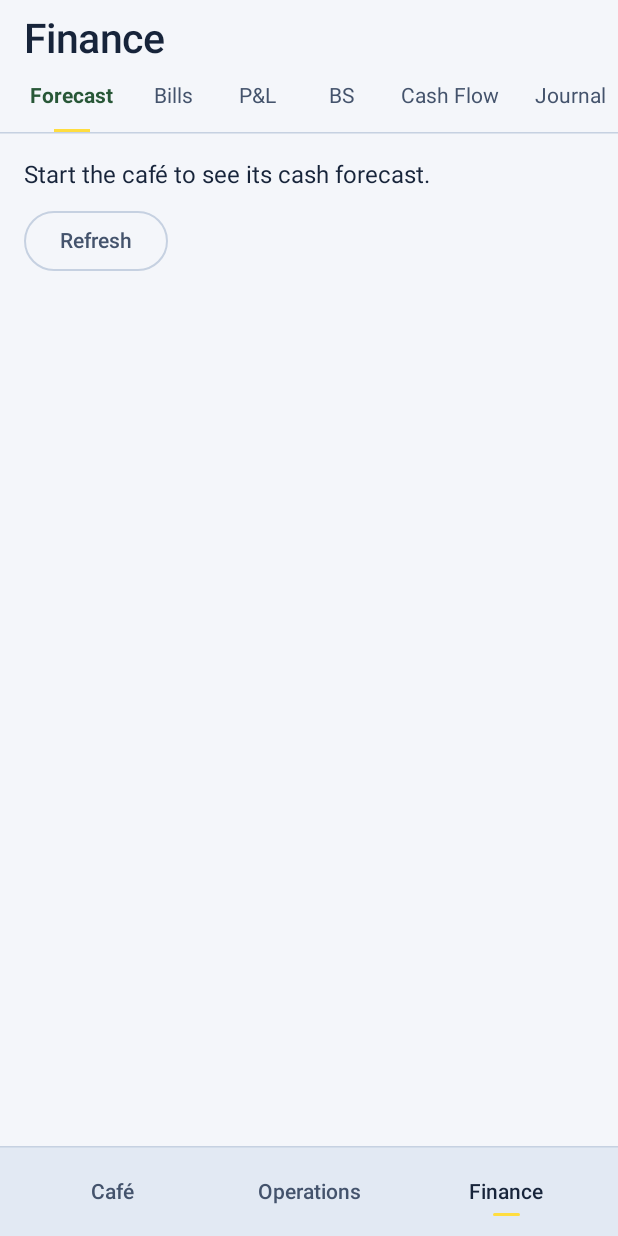
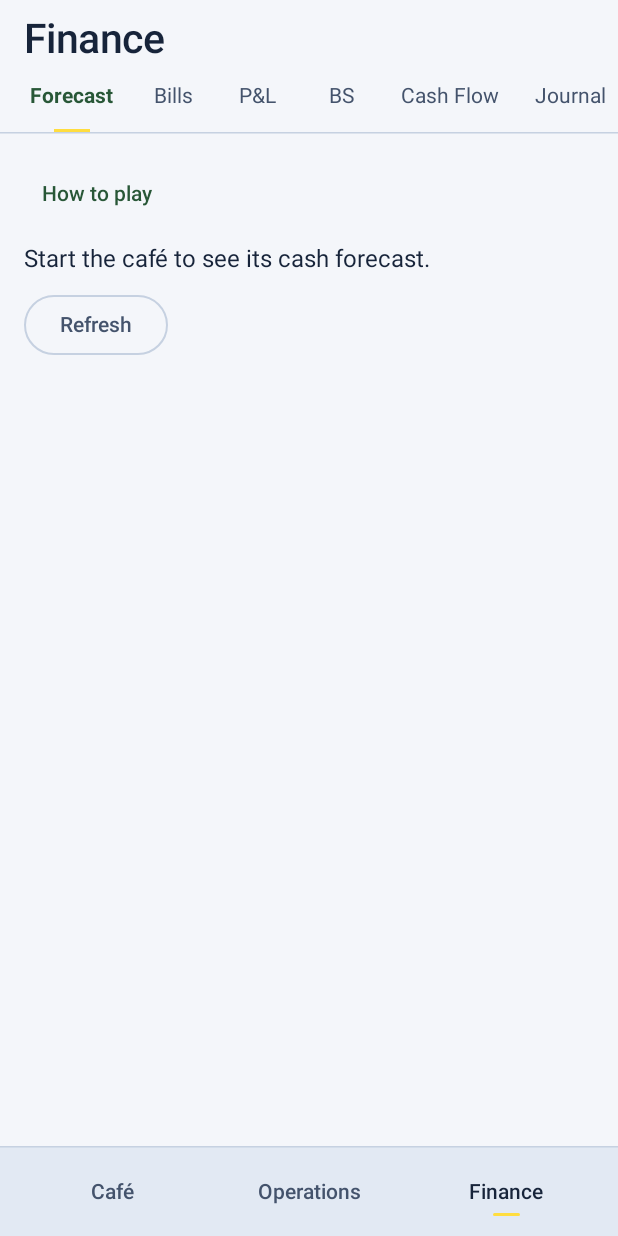
Before and after one commit to volovikigor/runthebusiness, an Android app built with Jetpack Compose: the screen it shows after launch (MainActivity), item 3 of the bottom bar chosen, on a phone screen of 412 x 824 dp. Run offline under Robolectric (Android 15) with nearby library versions, the phone set to English and light mode, and no system bars; our stand-ins replace Room's generated code.

Commit message:
Explain café decisions with contextual guides

```diff
--- a/app/src/main/java/com/example/runthebusiness/ui/cafe/CafeFinanceScreen.kt
+++ b/app/src/main/java/com/example/runthebusiness/ui/cafe/CafeFinanceScreen.kt
@@ -13,6 +13,7 @@ import androidx.compose.runtime.*
 import androidx.compose.ui.Alignment
 import androidx.compose.ui.Modifier
 import androidx.compose.ui.platform.LocalContext
+import com.example.runthebusiness.R
 import androidx.compose.ui.unit.dp
 import androidx.compose.ui.text.input.KeyboardType
 import com.example.runthebusiness.data.local.CafeFinancialStatementsRepository
@@ -184,6 +185,14 @@ fun CafeFinanceScreen(modifier: Modifier = Modifier, requestedSection: String =
             expandedId = null
         }
     ) {
+        CafeGuideButton(section, when (section) {
+            "Bills" -> R.string.guide_bills
+            "P&L" -> R.string.guide_pl
+            "BS" -> R.string.guide_bs
+            "Cash Flow" -> R.string.guide_cash
+            "Journal" -> R.string.guide_journal
+            else -> R.string.guide_forecast
+        })
         if (busy) LinearProgressIndicator(Modifier.fillMaxWidth())
         if (error != null) Text(error!!, color = MaterialTheme.colorScheme.error)
         if (section == "Forecast") {
--- /dev/null
+++ b/app/src/main/java/com/example/runthebusiness/ui/cafe/CafeGuide.kt
@@ -0,0 +1,25 @@
+package com.example.runthebusiness.ui.cafe
+
+import androidx.annotation.StringRes
+import androidx.compose.material3.AlertDialog
+import androidx.compose.material3.Text
+import androidx.compose.material3.TextButton
+import androidx.compose.runtime.*
+import androidx.compose.ui.res.stringResource
+import com.example.runthebusiness.R
+
+@Composable
+internal fun CafeGuideButton(title: String, @StringRes message: Int) {
+    var open by remember { mutableStateOf(false) }
+    TextButton(onClick = { open = true }) { Text(stringResource(R.string.guide_button)) }
+    if (open) {
+        AlertDialog(
+            onDismissRequest = { open = false },
+            title = { Text(title) },
+            text = { Text(stringResource(message)) },
+            confirmButton = {
+                TextButton(onClick = { open = false }) { Text(stringResource(R.string.guide_close)) }
+            }
+        )
+    }
+}
--- a/app/src/main/java/com/example/runthebusiness/ui/cafe/CafeHomeScreen.kt
+++ b/app/src/main/java/com/example/runthebusiness/ui/cafe/CafeHomeScreen.kt
@@ -240,7 +240,10 @@ fun CafeHomeScreen(
         val cafe = state
         if (cafe == null) {
             Text("Welcome to Maison Café", style = MaterialTheme.typography.headlineMedium)
-            Text("Start your business to create the first café and its opening balance sheet.")
+            CafeLedgerPanel {
+                Text(stringResource(R.string.guide_intro_title), style = MaterialTheme.typography.titleMedium)
+                Text(stringResource(R.string.guide_intro), style = MaterialTheme.typography.bodyMedium)
+            }
             CafeActionButton(onClick = { onStartGame(false) }, enabled = !loading && time == null) {
                 Text("Start café")
             }
@@ -282,6 +285,7 @@ fun CafeHomeScreen(
                     Text(if (cafe.isOpen) "Close manually" else "Resume schedule")
                 }
             }
+            CafeGuideButton(stringResource(R.string.cafe_overview), R.string.guide_cafe)
             val shiftDay = if (cafe.time.hour < cafe.openingHour && cafe.time.day > 1) {
                 cafe.time.day - 1
             } else {
--- a/app/src/main/res/values/strings.xml
+++ b/app/src/main/res/values/strings.xml
@@ -26,4 +26,19 @@
     <string name="goal_profitable_done">✓ Profitable month closed</string>
     <string name="goal_target">Earn %1$s net profit in a closed month</string>
     <string name="goal_target_done">✓ Earned %1$s net profit in a closed month</string>
+    <string name="guide_button">How to play</string>
+    <string name="guide_close">Got it</string>
+    <string name="guide_intro_title">Your first month</string>
+    <string name="guide_intro">Start with the menu and keep ingredients in stock. Watch what each sale earns and set aside money for bills. Your first milestone is to close a profitable month.</string>
+    <string name="guide_cafe">Use the shift and the overview to spot lost sales. If stock is the bottleneck, buy ingredients. If the team is overloaded, check Staff. Use Pause before making decisions.</string>
+    <string name="guide_pricing">Compare sales volume and profit before and after a price change. A discount can bring new groups. Make sure there is enough stock to serve them.</string>
+    <string name="guide_purchasing">Choose how much stock to order and when to pay. Credit preserves cash today and creates a bill for later. Check shelf life before buying in bulk.</string>
+    <string name="guide_inventory">Compare purchases, consumption, waste and closing stock. Open an ingredient to see movements by day. Reduce orders if stock repeatedly expires.</string>
+    <string name="guide_staff">Hire when groups are being lost to service capacity. Compare the extra wages with what those sales would earn. Staffing changes take effect the next day.</string>
+    <string name="guide_forecast">Check when the bank may run short. If there is money in the till, deposit it before a payment falls due. Forecast amounts depend on recent trading.</string>
+    <string name="guide_bills">Review due dates and choose which bills to pay now. Late rent, wages and supplier bills can disrupt trading. Deposits move cash from the till to the bank.</string>
+    <string name="guide_pl">Compare sales and expenses, then look at customer activity to explain the change. Profit includes accrued expenses such as wages and interest.</string>
+    <string name="guide_bs">Check what the café owns, owes and has accumulated. Watch how inventory and unpaid bills change between reporting dates.</string>
+    <string name="guide_cash">See where cash came from and where it went. Paying an old supplier invoice affects cash on the payment date. A transfer between till and bank leaves total cash unchanged.</string>
+    <string name="guide_journal">Open a transaction to see its accounts and amounts. Use the journal to trace a report figure back to its transaction.</string>
 </resources>
```
Also changed, not shown: app/src/main/java/com/example/runthebusiness/ui/cafe/CafeDashboardScreen.kt (+7 -0 lines), 2 other files.
